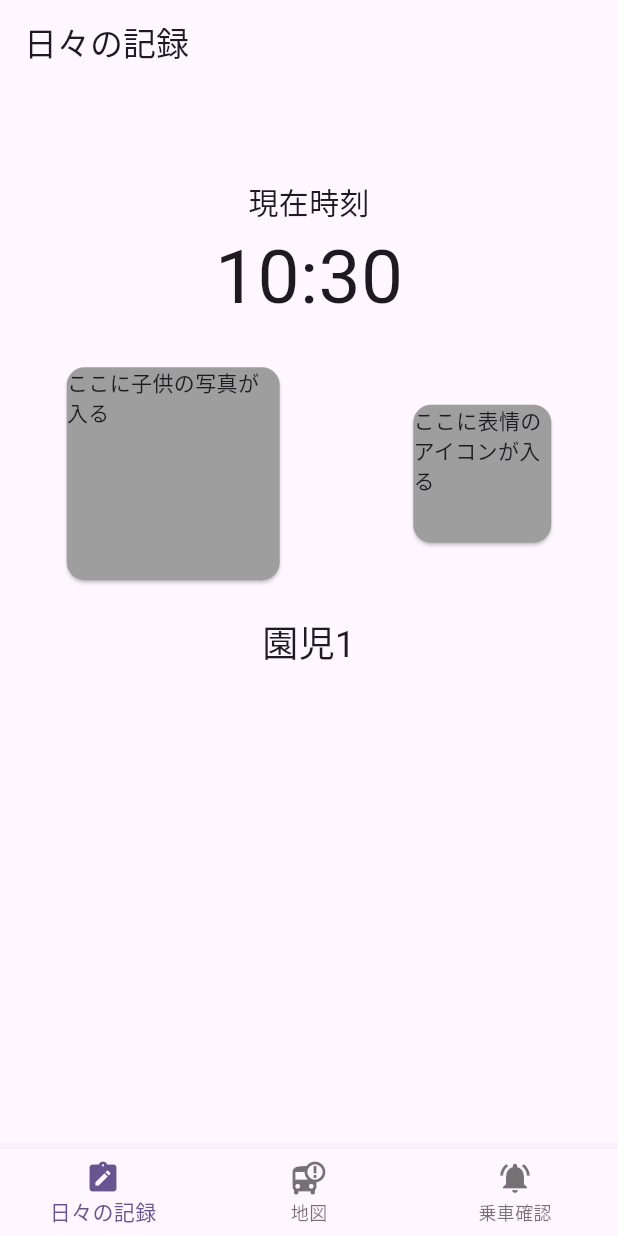
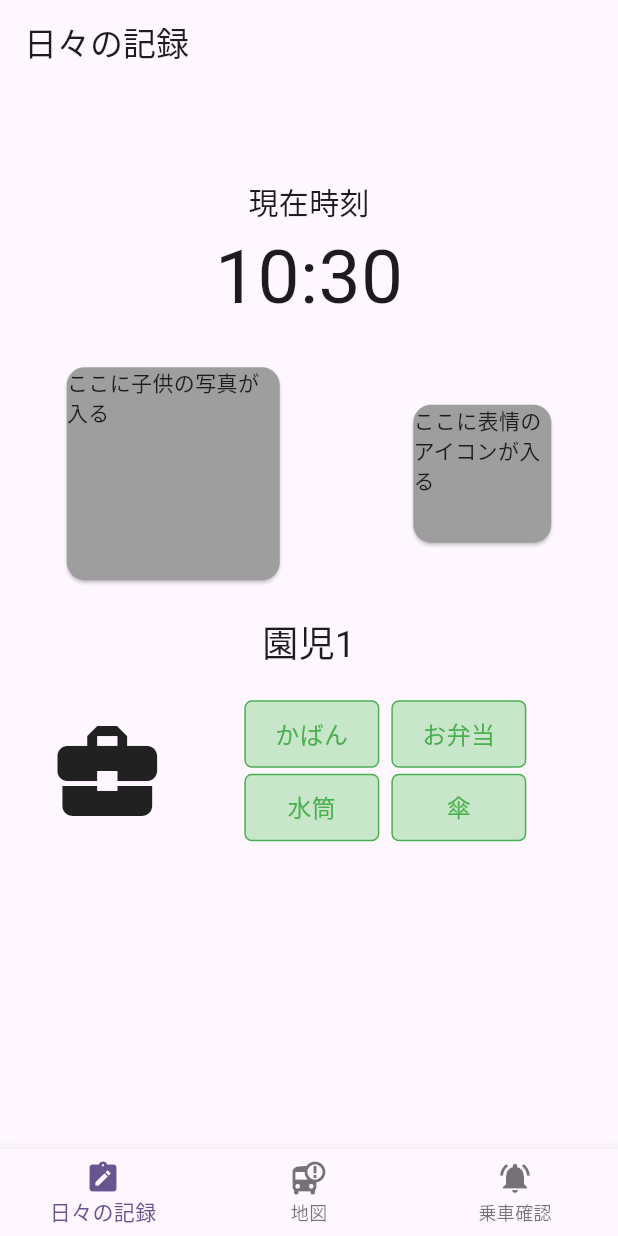
Before and after one commit to GreenTeaProgrammers/WhereChildBus, a Flutter app: the screen it shows after launch, on a phone screen of 412 x 824 dp. Run offline on Flutter 3.47's test engine with Material 3 defaults, Android fonts, the phone set to English and light mode, and no system bars; our stand-ins replace fixnum, flutter_dotenv, flutter_toggle_tab, image_picker; missing offline and left inert: grpc, protobuf.

Commit message:
feat:忘れ物確認リストの追加

```diff
--- a/frontend/where_child_bus_guardian/lib/pages/daily_page/daily_page.dart
+++ b/frontend/where_child_bus_guardian/lib/pages/daily_page/daily_page.dart
@@ -9,32 +9,38 @@ class DailyPage extends StatefulWidget {
 }
 
 class _DailyPageState extends State<DailyPage> {
+  var hasBag = true;
+  var hasLunchBox = true;
+  var hasWaterBottle = true;
+  var hasUmbrella = true;
+  var isBoarding = true;
+
   @override
   Widget build(BuildContext context) {
     return Center(
       child: Column(
         mainAxisAlignment: MainAxisAlignment.start,
+        crossAxisAlignment: CrossAxisAlignment.center,
         children: <Widget>[
           CurrentTimeBody(),
           const SizedBox(
             height: 20,
           ),
-          childDailyRecordBody()
+          childDailyRecordBody(context)
         ],
       ),
     );
   }
 
-  Widget childDailyRecordBody() {
-    return Container(
-      child: Column(
-        children: <Widget>[
-          childFaceAndExpression(),
-          Padding(
-              padding: EdgeInsets.only(top: 20, bottom: 20),
-              child: childName()),
-        ],
-      ),
+  Widget childDailyRecordBody(BuildContext context) {
+    return Column(
+      children: <Widget>[
+        childFaceAndExpression(),
+        Padding(
+            padding: const EdgeInsets.only(top: 20, bottom: 20),
+            child: childName()),
+        statusIconAndStatusField(Icons.business_center, childItemList(context)),
+      ],
     );
   }
 
@@ -77,4 +83,61 @@ class _DailyPageState extends State<DailyPage> {
       textAlign: TextAlign.center,
     );
   }
+
+  Widget statusIconAndStatusField(IconData icon, Widget statusField) {
+    return SizedBox(
+        width: MediaQuery.of(context).size.width * 0.9,
+        child: Row(
+          mainAxisAlignment: MainAxisAlignment.spaceAround,
+          children: <Widget>[
+            Icon(
+              icon,
+              size: 80,
+            ),
+            statusField,
+          ],
+        ));
+  }
+
+  Widget childItemList(BuildContext context) {
+    return SizedBox(
+      width: MediaQuery.of(context).size.width * 0.6,
+      child: Wrap(
+        direction: Axis.horizontal,
+        alignment: WrapAlignment.center,
+        spacing: 8.0,
+        runAlignment: WrapAlignment.spaceBetween,
+        runSpacing: 4.0,
+        children: [
+          itemText("かばん", hasBag),
+          itemText("お弁当", hasLunchBox),
+          itemText("水筒", hasWaterBottle),
+          itemText("傘", hasUmbrella),
+        ],
+      ),
+    );
+  }
+
+  Widget itemText(String itemName, bool hasItem) {
+    return Container(
+        width: 90,
+        decoration: BoxDecoration(
+          borderRadius: BorderRadius.circular(5),
+          border: Border.all(
+            color: hasItem ? Colors.green : Colors.red,
+          ),
+          color: hasItem ? Colors.green[100] : Colors.red[100],
+        ),
+        child: Padding(
+          padding: const EdgeInsets.all(10.0),
+          child: Text(
+            itemName,
+            style: TextStyle(
+              fontSize: 16,
+              color: hasItem ? Colors.green : Colors.red,
+            ),
+            textAlign: TextAlign.center,
+          ),
+        ));
+  }
 }
```
